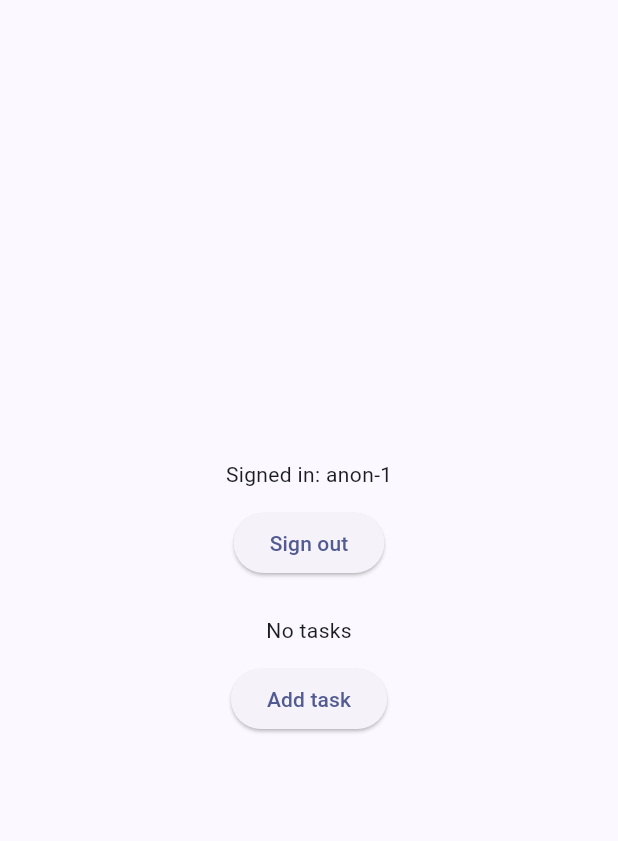
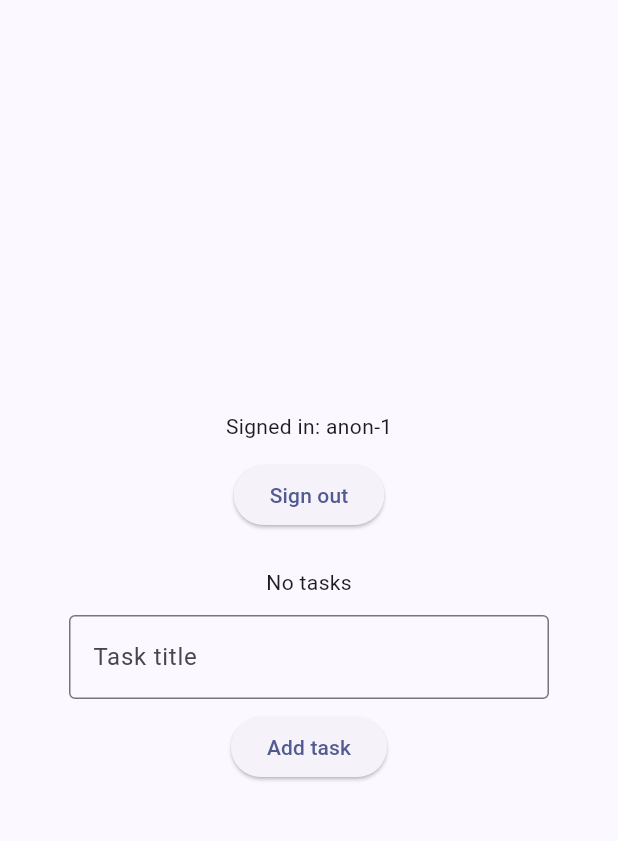
Before and after one commit to devzahirul/flutter_task_manager, a Flutter app: the screen it shows after launch, after a tap on "Sign in anonymously", on a phone screen of 412 x 824 dp, the part 63-904 px from its top. Run offline on Flutter 3.47's test engine with Material 3 defaults, Android fonts, the phone set to English and light mode, and no system bars; our stand-ins replace cloud_firestore, equatable, firebase_auth, firebase_core, flutter_riverpod; accounts and stored records are empty.

Commit message:
feat(ui): add task input field and delete action; tests: add UI test for typed add and delete

```diff
--- a/lib/features/home/home_page.dart
+++ b/lib/features/home/home_page.dart
@@ -2,11 +2,24 @@ import 'package:application/application.dart';
 import 'package:flutter/material.dart';
 import 'package:flutter_riverpod/flutter_riverpod.dart';
 
-class HomePage extends ConsumerWidget {
+class HomePage extends ConsumerStatefulWidget {
   const HomePage({super.key});
 
   @override
-  Widget build(BuildContext context, WidgetRef ref) {
+  ConsumerState<HomePage> createState() => _HomePageState();
+}
+
+class _HomePageState extends ConsumerState<HomePage> {
+  final _textCtrl = TextEditingController();
+
+  @override
+  void dispose() {
+    _textCtrl.dispose();
+    super.dispose();
+  }
+
+  @override
+  Widget build(BuildContext context) {
     final state = ref.watch(authControllerProvider);
     final controller = ref.read(authControllerProvider.notifier);
     final tasks = ref.watch(tasksControllerProvider);
@@ -52,9 +65,32 @@ class HomePage extends ConsumerWidget {
                         children: [
                           const Text('No tasks'),
                           const SizedBox(height: 12),
+                          SizedBox(
+                            width: 320,
+                            child: TextField(
+                              key: const Key('task_input'),
+                              controller: _textCtrl,
+                              decoration: const InputDecoration(
+                                labelText: 'Task title',
+                                border: OutlineInputBorder(),
+                              ),
+                              onSubmitted: (_) async {
+                                final title = _textCtrl.text.trim();
+                                await tasksCtrl.addTask(
+                                  title.isEmpty ? 'Task 1' : title,
+                                );
+                                _textCtrl.clear();
+                              },
+                            ),
+                          ),
+                          const SizedBox(height: 8),
                           ElevatedButton(
                             key: const Key('add_task_button'),
-                            onPressed: () => tasksCtrl.addTask('Task ${DateTime.now().millisecondsSinceEpoch}'),
+                            onPressed: () async {
+                              final title = _textCtrl.text.trim();
+                              await tasksCtrl.addTask(title.isEmpty ? 'Task 1' : title);
+                              _textCtrl.clear();
+                            },
                             child: const Text('Add task'),
                           ),
                         ],
@@ -63,6 +99,25 @@ class HomePage extends ConsumerWidget {
                     return Column(
                       mainAxisSize: MainAxisSize.min,
                       children: [
+                        SizedBox(
+                          width: 320,
+                          child: TextField(
+                            key: const Key('task_input'),
+                            controller: _textCtrl,
+                            decoration: const InputDecoration(
+                              labelText: 'Task title',
+                              border: OutlineInputBorder(),
+                            ),
+                            onSubmitted: (_) async {
+                              final title = _textCtrl.text.trim();
+                              await tasksCtrl.addTask(
+                                title.isEmpty ? 'Task ${items.length + 1}' : title,
+                              );
+                              _textCtrl.clear();
+                            },
+                          ),
+                        ),
+                        const SizedBox(height: 12),
                         SizedBox(
                           height: 300,
                           width: 350,
@@ -73,6 +128,11 @@ class HomePage extends ConsumerWidget {
                                   value: t.isDone,
                                   title: Text(t.title),
                                   onChanged: (_) => tasksCtrl.toggleDone(t),
+                                  secondary: IconButton(
+                                    key: Key('delete_task_${t.id}'),
+                                    icon: const Icon(Icons.delete),
+                                    onPressed: () => tasksCtrl.deleteTask(t.id),
+                                  ),
                                 ),
                             ],
                           ),
@@ -80,7 +140,13 @@ class HomePage extends ConsumerWidget {
                         const SizedBox(height: 12),
                         ElevatedButton(
                           key: const Key('add_task_button'),
-                          onPressed: () => tasksCtrl.addTask('Task ${items.length + 1}'),
+                          onPressed: () async {
+                            final title = _textCtrl.text.trim();
+                            await tasksCtrl.addTask(
+                              title.isEmpty ? 'Task ${items.length + 1}' : title,
+                            );
+                            _textCtrl.clear();
+                          },
                           child: const Text('Add task'),
                         ),
                       ],
```
Also changed, not shown: 1 other file.
